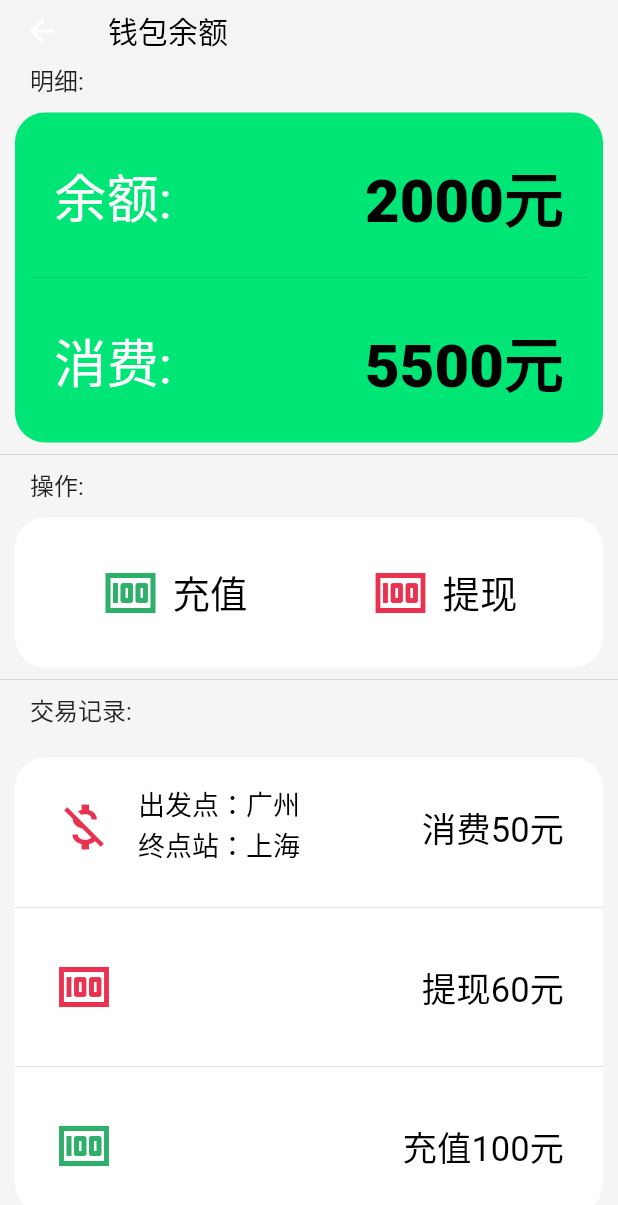
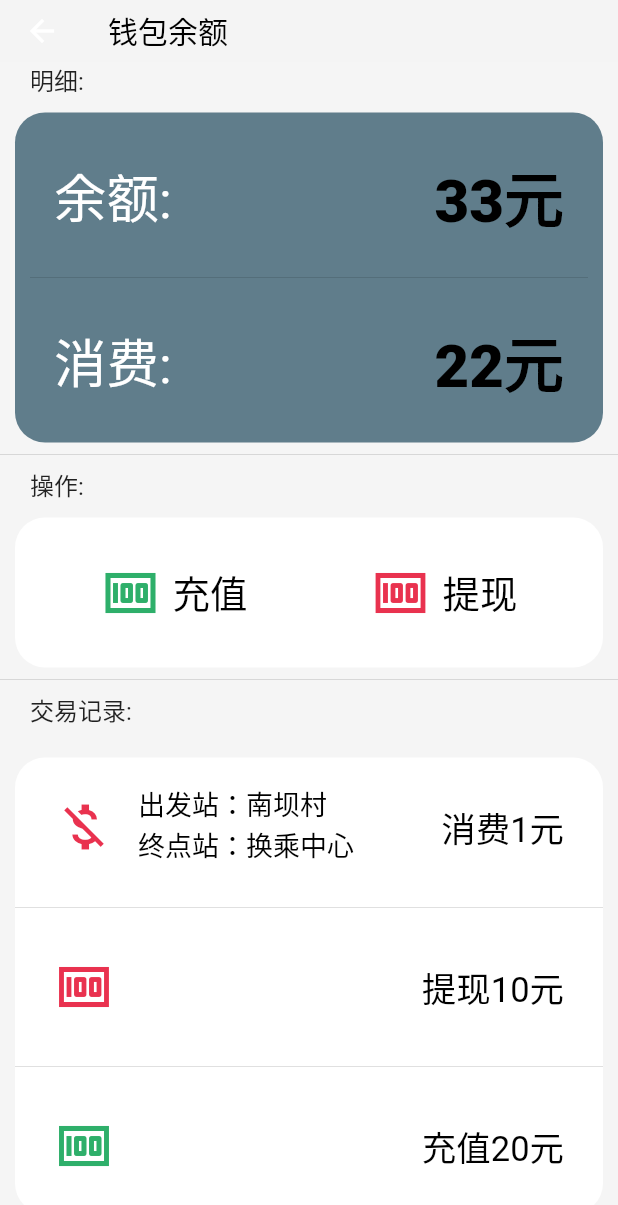
Before and after one commit to SodaPlusIce/srtp-jks-app, a Flutter app: the UserWallPage screen opened directly, on a phone screen of 412 x 824 dp. Shown: the top 1205 px of the screen. Run offline on Flutter 3.47's test engine with Material 2 defaults, Android fonts, the phone set to English and light mode, and no system bars; our stand-ins replace dio, flutter_neumorphic, get, getwidget, permission_handler and 1 more; missing offline and left inert: amap_flutter_base, amap_flutter_location, amap_flutter_map, dart:ffi, flutter_cupertino_datetime_picker, via_logger; network calls fail; Roboto replaces fonts that are missing (oppoSansBold, oppoSansMedium, oppoSansRegular); statements that could not run were skipped; key blocks and very long unbroken strings in the code were emptied for the run.

Commit message:
交科赛终版

```diff
--- a/lib/config/config.dart
+++ b/lib/config/config.dart
@@ -23,7 +23,7 @@ class ConstConfig {
   static const AMapPrivacyStatement amapPrivacyStatement =
       AMapPrivacyStatement(hasContains: true, hasShow: true, hasAgree: true);
   /// 连接后端的接口信息
-  static const YOUR_SERVER_IP = '192.168.65.27';
+  static const YOUR_SERVER_IP = '192.168.58.27';
   static const YOUR_SERVER_PORT = '5000';
   static const String netip = 'http://$YOUR_SERVER_IP:$YOUR_SERVER_PORT';
   static const URL = 'ws://$YOUR_SERVER_IP:$YOUR_SERVER_PORT';
--- a/lib/pages/map.dart
+++ b/lib/pages/map.dart
@@ -401,6 +401,7 @@ class _MapPageState extends State<MapPage> {
   @override
   Widget build(BuildContext context) {
     _initCar();
+    // _createInitPointsRoutes();
 
     Logger.minLevel = Level.WARNING;
     final AMapWidget map = AMapWidget(
--- a/lib/pages/user_center.dart
+++ b/lib/pages/user_center.dart
@@ -193,7 +193,7 @@ class _CenterPageState extends State<CenterPage> {
                                 builder: (context) => const UserInfoPage()));*/
                       },
                       child: const Text(
-                        "zcc",
+                        "白杨",
                         style: TextStyle(
                           fontWeight: FontWeight.w900,
                           fontSize: 26,
@@ -235,7 +235,7 @@ class _CenterPageState extends State<CenterPage> {
               // 这段做个人信息内容
               ListTile(
                 title: Text(
-                  "姓名: zcc",
+                  "姓名: 白杨",
                   style: unionTextStyle,
                 ),
                 onTap: (){},
--- a/lib/pages/user_center/user_wallet.dart
+++ b/lib/pages/user_center/user_wallet.dart
@@ -40,7 +40,7 @@ class _UserWallPageState extends State<UserWallPage> {
                 ),
                 margin: const EdgeInsets.fromLTRB(10, 0, 10, 0),
                 // color: const Color.fromARGB(250, 255, 255, 255),
-                 color:  Colors.greenAccent[400],
+                 color:  Colors.blueGrey,
                  borderOnForeground: false,
                  elevation: 0,
                 // elevation: 10,
@@ -60,7 +60,7 @@ class _UserWallPageState extends State<UserWallPage> {
                           fontFamily: "oppoSansBold",
                           color: Colors.white,
                         ),),
-                        trailing: Text("2000元",style: TextStyle(
+                        trailing: Text("33元",style: TextStyle(
                           fontSize: 40,
                           fontWeight: FontWeight.w900,
                           color: Colors.black,
@@ -75,7 +75,7 @@ class _UserWallPageState extends State<UserWallPage> {
 
                           color: Colors.white,
                         ),),
-                        trailing: Text("5500元",style: TextStyle(
+                        trailing: Text("22元",style: TextStyle(
                           fontSize: 40,
                           fontWeight: FontWeight.w900,
                           color: Colors.black,
@@ -263,19 +263,19 @@ class _UserWallPageState extends State<UserWallPage> {
                               children: const[
                                 ListTile(
                                   leading: Icon(Icons.money_off,color:  Color.fromARGB(250, 233, 46, 75),size: 40,),
-                                  title:  Text("出发点：广州",style: TextStyle(
+                                  title:  Text("出发站：南坝村",style: TextStyle(
                                     fontSize: 18,
                                     fontFamily: "oppoSansRegular",
                                     // fontWeight: FontWeight.w700,
                                     color: Colors.black,
                                   ),),
-                                  subtitle:  Text("终点站：上海",style: TextStyle(
+                                  subtitle:  Text("终点站：换乘中心",style: TextStyle(
                                     fontSize: 18,
                                     fontFamily: "oppoSansRegular",
                                     // fontWeight: FontWeight.w700,
                                     color: Colors.black,
                                   ),),
-                                  trailing:  Text("消费50元",style: TextStyle(
+                                  trailing:  Text("消费1元",style: TextStyle(
                                     fontSize: 23,
                                     fontFamily: "oppoSansMedium",
                                     // fontWeight: FontWeight.w900,
@@ -296,7 +296,7 @@ class _UserWallPageState extends State<UserWallPage> {
                                   ListTile(
                                     leading: Icon(Icons.money, color: Color.fromARGB(250, 233, 46, 75),size: 40,),
 
-                                    trailing:  Text("提现60元",style: TextStyle(
+                                    trailing:  Text("提现10元",style: TextStyle(
                                       fontSize: 23,
                                       fontFamily: "oppoSansMedium",
                                       /* fontSize: 16,
@@ -318,7 +318,7 @@ class _UserWallPageState extends State<UserWallPage> {
                                   ListTile(
                                     leading: Icon(Icons.money, color: Color.fromARGB(250, 42, 173, 103),size: 40,),
 
-                                    trailing:  Text("充值100元",style: TextStyle(
+                                    trailing:  Text("充值20元",style: TextStyle(
                                       fontSize: 23,
                                       fontFamily: "oppoSansMedium",
                                       /*fontSize: 16,
```
Also changed, not shown: lib/driver_pages/current_order.dart (+13 -1 lines).
